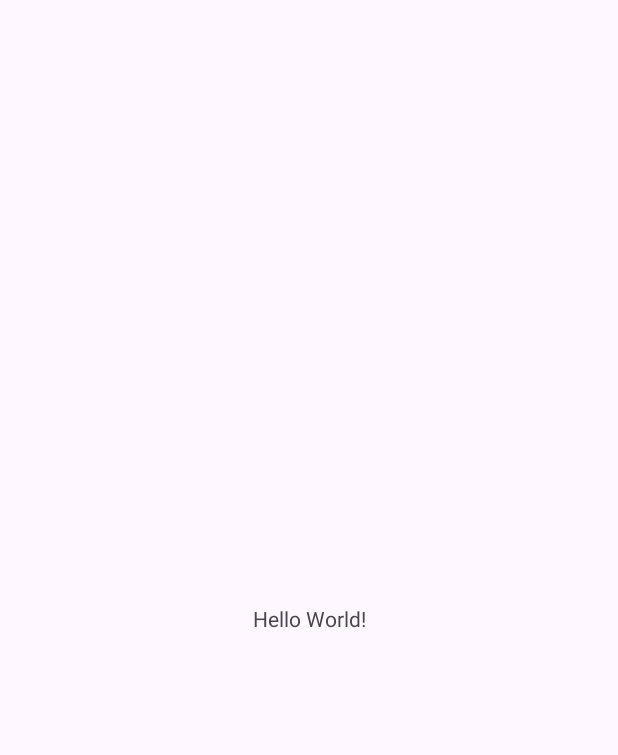
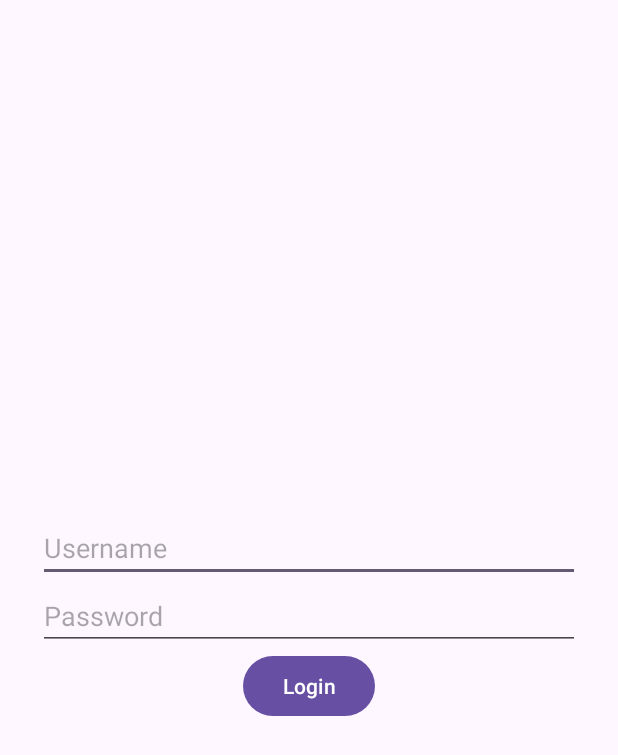
Before and after one commit to kabir-global-sync/Android_Project, an Android app: the screen it shows after launch (MainActivity before the commit, LoginPageActivity after it), on a phone screen of 412 x 824 dp. Before the commit the part shown is almost empty. Shown: the top 755 px of the screen. Run offline under Robolectric (Android 15) with nearby library versions, the phone set to English and light mode, and no system bars; 1 statement that could not run was skipped.

Commit message:
Initial Login Page UI

```diff
--- a/app/src/main/AndroidManifest.xml
+++ b/app/src/main/AndroidManifest.xml
@@ -1,6 +1,6 @@
 <?xml version="1.0" encoding="utf-8"?>
 <manifest xmlns:android="http://schemas.android.com/apk/res/android"
-    xmlns:tools="http://schemas.android.com/tools">
+    xmlns:tools="http://schemas.android.com/tools" >
 
     <application
         android:allowBackup="true"
@@ -11,10 +11,19 @@
         android:roundIcon="@mipmap/ic_launcher_round"
         android:supportsRtl="true"
         android:theme="@style/Theme.CarBookingApp"
-        tools:targetApi="31">
+        tools:targetApi="31" >
+        <activity
+            android:name=".LoginPageActivity"
+            android:exported="true" >
+            <intent-filter>
+                <action android:name="android.intent.action.MAIN" />
+
+                <category android:name="android.intent.category.LAUNCHER" />
+            </intent-filter>
+        </activity>
         <activity
             android:name=".MainActivity"
-            android:exported="true">
+            android:exported="true" >
             <intent-filter>
                 <action android:name="android.intent.action.MAIN" />
 
--- /dev/null
+++ b/app/src/main/java/com/example/carbookingapp/LoginPageActivity.kt
@@ -0,0 +1,20 @@
+package com.example.carbookingapp
+
+import android.os.Bundle
+import androidx.activity.enableEdgeToEdge
+import androidx.appcompat.app.AppCompatActivity
+import androidx.core.view.ViewCompat
+import androidx.core.view.WindowInsetsCompat
+
+class LoginPageActivity : AppCompatActivity() {
+    override fun onCreate(savedInstanceState: Bundle?) {
+        super.onCreate(savedInstanceState)
+        enableEdgeToEdge()
+        setContentView(R.layout.activity_login_page)
+        ViewCompat.setOnApplyWindowInsetsListener(findViewById(R.id.main)) { v, insets ->
+            val systemBars = insets.getInsets(WindowInsetsCompat.Type.systemBars())
+            v.setPadding(systemBars.left, systemBars.top, systemBars.right, systemBars.bottom)
+            insets
+        }
+    }
+}
--- /dev/null
+++ b/app/src/main/res/layout/activity_login_page.xml
@@ -0,0 +1,28 @@
+<?xml version="1.0" encoding="utf-8"?>
+<LinearLayout xmlns:android="http://schemas.android.com/apk/res/android"
+    android:layout_width="match_parent"
+    android:layout_height="match_parent"
+    android:orientation="vertical"
+    android:gravity="center"
+    android:paddingHorizontal="25dp"
+    android:paddingVertical="25dp"
+    >
+
+    <com.google.android.material.textfield.TextInputEditText
+        android:layout_width="match_parent"
+        android:layout_height="wrap_content"
+        android:hint="@string/username" />
+
+    <com.google.android.material.textfield.TextInputEditText
+        android:layout_width="match_parent"
+        android:layout_height="wrap_content"
+        android:hint="@string/password"
+        android:inputType="textPassword"
+        />
+    <com.google.android.material.button.MaterialButton
+        android:layout_width="wrap_content"
+        android:layout_height="wrap_content"
+        android:text="@string/login"
+        />
+
+</LinearLayout>
--- a/app/src/main/res/values/strings.xml
+++ b/app/src/main/res/values/strings.xml
@@ -1,3 +1,6 @@
 <resources>
     <string name="app_name">CarBookingApp</string>
+    <string name="username">Username</string>
+    <string name="password">Password</string>
+    <string name="login">Login</string>
 </resources>
```
